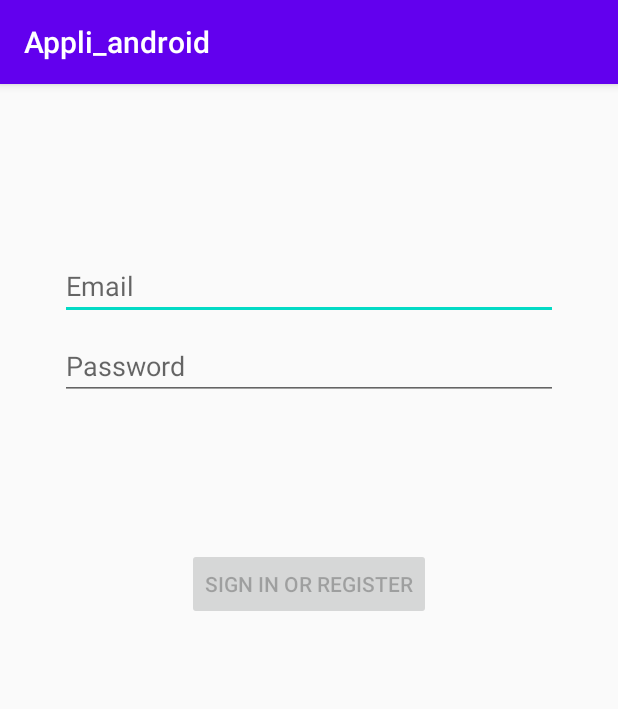
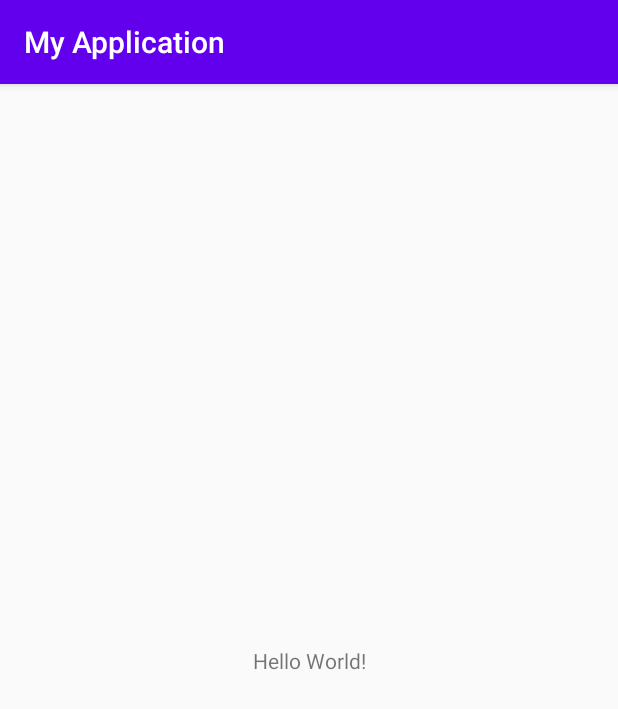
Before and after one commit to JulienBischoff/Leeroy, an Android app: the screen it shows after launch (LoginActivity before the commit, MainActivity after it), on a phone screen of 412 x 824 dp. Shown: the top 709 px of the screen. Run offline under Robolectric (Android 15) with nearby library versions, the light colour scheme and no system bars.

Commit message:
Reset Appli_android

```diff
--- a/Appli_android/app/src/main/java/com/example/appli_android/ui/login/LoginActivity.kt
+++ /dev/null
@@ -1,129 +0,0 @@
-package com.example.appli_android.ui.login
-
-import android.app.Activity
-import androidx.lifecycle.Observer
-import androidx.lifecycle.ViewModelProviders
-import android.os.Bundle
-import androidx.annotation.StringRes
-import androidx.appcompat.app.AppCompatActivity
-import android.text.Editable
-import android.text.TextWatcher
-import android.view.View
-import android.view.inputmethod.EditorInfo
-import android.widget.Button
-import android.widget.EditText
-import android.widget.ProgressBar
-import android.widget.Toast
-
-import com.example.appli_android.R
-
-class LoginActivity : AppCompatActivity() {
-
-    private lateinit var loginViewModel: LoginViewModel
-
-    override fun onCreate(savedInstanceState: Bundle?) {
-        super.onCreate(savedInstanceState)
-
-        setContentView(R.layout.activity_login)
-
-        val username = findViewById<EditText>(R.id.username)
-        val password = findViewById<EditText>(R.id.password)
-        val login = findViewById<Button>(R.id.login)
-        val loading = findViewById<ProgressBar>(R.id.loading)
-
-        loginViewModel = ViewModelProviders.of(this, LoginViewModelFactory())
-                .get(LoginViewModel::class.java)
-
-        loginViewModel.loginFormState.observe(this@LoginActivity, Observer {
-            val loginState = it ?: return@Observer
-
-            // disable login button unless both username / password is valid
-            login.isEnabled = loginState.isDataValid
-
-            if (loginState.usernameError != null) {
-                username.error = getString(loginState.usernameError)
-            }
-            if (loginState.passwordError != null) {
-                password.error = getString(loginState.passwordError)
-            }
-        })
-
-        loginViewModel.loginResult.observe(this@LoginActivity, Observer {
-            val loginResult = it ?: return@Observer
-
-            loading.visibility = View.GONE
-            if (loginResult.error != null) {
-                showLoginFailed(loginResult.error)
-            }
-            if (loginResult.success != null) {
-                updateUiWithUser(loginResult.success)
-            }
-            setResult(Activity.RESULT_OK)
-
-            //Complete and destroy login activity once successful
-            finish()
-        })
-
-        username.afterTextChanged {
-            loginViewModel.loginDataChanged(
-                    username.text.toString(),
-                    password.text.toString()
-            )
-        }
-
-        password.apply {
-            afterTextChanged {
-                loginViewModel.loginDataChanged(
-                        username.text.toString(),
-                        password.text.toString()
-                )
-            }
-
-            setOnEditorActionListener { _, actionId, _ ->
-                when (actionId) {
-                    EditorInfo.IME_ACTION_DONE ->
-                        loginViewModel.login(
-                                username.text.toString(),
-                                password.text.toString()
-                        )
-                }
-                false
-            }
-
-            login.setOnClickListener {
-                loading.visibility = View.VISIBLE
-                loginViewModel.login(username.text.toString(), password.text.toString())
-            }
-        }
-    }
-
-    private fun updateUiWithUser(model: LoggedInUserView) {
-        val welcome = getString(R.string.welcome)
-        val displayName = model.displayName
-        // TODO : initiate successful logged in experience
-        Toast.makeText(
-                applicationContext,
-                "$welcome $displayName",
-                Toast.LENGTH_LONG
-        ).show()
-    }
-
-    private fun showLoginFailed(@StringRes errorString: Int) {
-        Toast.makeText(applicationContext, errorString, Toast.LENGTH_SHORT).show()
-    }
-}
-
-/**
- * Extension function to simplify setting an afterTextChanged action to EditText components.
- */
-fun EditText.afterTextChanged(afterTextChanged: (String) -> Unit) {
-    this.addTextChangedListener(object : TextWatcher {
-        override fun afterTextChanged(editable: Editable?) {
-            afterTextChanged.invoke(editable.toString())
-        }
-
-        override fun beforeTextChanged(s: CharSequence, start: Int, count: Int, after: Int) {}
-
-        override fun onTextChanged(s: CharSequence, start: Int, before: Int, count: Int) {}
-    })
-}
--- a/Appli_android/app/src/main/java/com/example/appli_android/ui/login/LoginViewModelFactory.kt
+++ /dev/null
@@ -1,25 +0,0 @@
-package com.example.appli_android.ui.login
-
-import androidx.lifecycle.ViewModel
-import androidx.lifecycle.ViewModelProvider
-import com.example.appli_android.data.LoginDataSource
-import com.example.appli_android.data.LoginRepository
-
-/**
- * ViewModel provider factory to instantiate LoginViewModel.
- * Required given LoginViewModel has a non-empty constructor
- */
-class LoginViewModelFactory : ViewModelProvider.Factory {
-
-    @Suppress("UNCHECKED_CAST")
-    override fun <T : ViewModel> create(modelClass: Class<T>): T {
-        if (modelClass.isAssignableFrom(LoginViewModel::class.java)) {
-            return LoginViewModel(
-                    loginRepository = LoginRepository(
-                            dataSource = LoginDataSource()
-                    )
-            ) as T
-        }
-        throw IllegalArgumentException("Unknown ViewModel class")
-    }
-}
--- /dev/null
+++ b/Appli_android/app/src/main/java/com/example/myapplication/MainActivity.kt
@@ -0,0 +1,11 @@
+package com.example.myapplication
+
+import androidx.appcompat.app.AppCompatActivity
+import android.os.Bundle
+
+class MainActivity : AppCompatActivity() {
+    override fun onCreate(savedInstanceState: Bundle?) {
+        super.onCreate(savedInstanceState)
+        setContentView(R.layout.activity_main)
+    }
+}
--- a/Appli_android/app/src/main/res/layout/activity_login.xml
+++ /dev/null
@@ -1,78 +0,0 @@
-<?xml version="1.0" encoding="utf-8"?>
-<androidx.constraintlayout.widget.ConstraintLayout xmlns:android="http://schemas.android.com/apk/res/android"
-    xmlns:app="http://schemas.android.com/apk/res-auto"
-    xmlns:tools="http://schemas.android.com/tools"
-    android:id="@+id/container"
-    android:layout_width="match_parent"
-    android:layout_height="match_parent"
-    android:paddingLeft="@dimen/activity_horizontal_margin"
-    android:paddingTop="@dimen/activity_vertical_margin"
-    android:paddingRight="@dimen/activity_horizontal_margin"
-    android:paddingBottom="@dimen/activity_vertical_margin"
-    tools:context=".ui.login.LoginActivity">
-
-    <EditText
-        android:id="@+id/username"
-        android:layout_width="0dp"
-        android:layout_height="wrap_content"
-        android:layout_marginStart="24dp"
-        android:layout_marginTop="96dp"
-        android:layout_marginEnd="24dp"
-        android:autofillHints="@string/prompt_email"
-        android:hint="@string/prompt_email"
-        android:inputType="textEmailAddress"
-        android:selectAllOnFocus="true"
-        app:layout_constraintEnd_toEndOf="parent"
-        app:layout_constraintStart_toStartOf="parent"
-        app:layout_constraintTop_toTopOf="parent" />
-
-    <EditText
-        android:id="@+id/password"
-        android:layout_width="0dp"
-        android:layout_height="wrap_content"
-        android:layout_marginStart="24dp"
-        android:layout_marginTop="8dp"
-        android:layout_marginEnd="24dp"
-        android:autofillHints="@string/prompt_password"
-        android:hint="@string/prompt_password"
-        android:imeActionLabel="@string/action_sign_in_short"
-        android:imeOptions="actionDone"
-        android:inputType="textPassword"
-        android:selectAllOnFocus="true"
-        app:layout_constraintEnd_toEndOf="parent"
-        app:layout_constraintStart_toStartOf="parent"
-        app:layout_constraintTop_toBottomOf="@+id/username" />
-
-    <Button
-        android:id="@+id/login"
-        android:layout_width="wrap_content"
-        android:layout_height="wrap_content"
-        android:layout_gravity="start"
-        android:layout_marginStart="48dp"
-        android:layout_marginTop="16dp"
-        android:layout_marginEnd="48dp"
-        android:layout_marginBottom="64dp"
-        android:enabled="false"
-        android:text="@string/action_sign_in"
-        app:layout_constraintBottom_toBottomOf="parent"
-        app:layout_constraintEnd_toEndOf="parent"
-        app:layout_constraintStart_toStartOf="parent"
-        app:layout_constraintTop_toBottomOf="@+id/password"
-        app:layout_constraintVertical_bias="0.2" />
-
-    <ProgressBar
-        android:id="@+id/loading"
-        android:layout_width="wrap_content"
-        android:layout_height="wrap_content"
-        android:layout_gravity="center"
-        android:layout_marginStart="32dp"
-        android:layout_marginTop="64dp"
-        android:layout_marginEnd="32dp"
-        android:layout_marginBottom="64dp"
-        android:visibility="gone"
-        app:layout_constraintBottom_toBottomOf="parent"
-        app:layout_constraintEnd_toEndOf="@+id/password"
-        app:layout_constraintStart_toStartOf="@+id/password"
-        app:layout_constraintTop_toTopOf="parent"
-        app:layout_constraintVertical_bias="0.3" />
-</androidx.constraintlayout.widget.ConstraintLayout>
--- /dev/null
+++ b/Appli_android/app/src/main/res/layout/activity_main.xml
@@ -0,0 +1,18 @@
+<?xml version="1.0" encoding="utf-8"?>
+<androidx.constraintlayout.widget.ConstraintLayout xmlns:android="http://schemas.android.com/apk/res/android"
+    xmlns:app="http://schemas.android.com/apk/res-auto"
+    xmlns:tools="http://schemas.android.com/tools"
+    android:layout_width="match_parent"
+    android:layout_height="match_parent"
+    tools:context=".MainActivity">
+
+    <TextView
+        android:layout_width="wrap_content"
+        android:layout_height="wrap_content"
+        android:text="Hello World!"
+        app:layout_constraintBottom_toBottomOf="parent"
+        app:layout_constraintLeft_toLeftOf="parent"
+        app:layout_constraintRight_toRightOf="parent"
+        app:layout_constraintTop_toTopOf="parent" />
+
+</androidx.constraintlayout.widget.ConstraintLayout>
--- a/Appli_android/app/src/main/res/values/dimens.xml
+++ /dev/null
@@ -1,5 +0,0 @@
-<resources>
-    <!-- Default screen margins, per the Android Design guidelines. -->
-    <dimen name="activity_horizontal_margin">16dp</dimen>
-    <dimen name="activity_vertical_margin">16dp</dimen>
-</resources>
--- a/Appli_android/app/src/main/res/values/strings.xml
+++ b/Appli_android/app/src/main/res/values/strings.xml
@@ -1,12 +1,3 @@
 <resources>
-    <string name="app_name">Appli_android</string>
-    <!-- Strings related to login -->
-    <string name="prompt_email">Email</string>
-    <string name="prompt_password">Password</string>
-    <string name="action_sign_in">Sign in or register</string>
-    <string name="action_sign_in_short">Sign in</string>
-    <string name="welcome">"Welcome !"</string>
-    <string name="invalid_username">Not a valid username</string>
-    <string name="invalid_password">Password must be >5 characters</string>
-    <string name="login_failed">"Login failed"</string>
+    <string name="app_name">My Application</string>
 </resources>
--- a/Appli_android/settings.gradle
+++ b/Appli_android/settings.gradle
@@ -1,2 +1,2 @@
 include ':app'
-rootProject.name = "Appli_android"
+rootProject.name = "My Application"
```
Also changed, not shown: Appli_android/app/build.gradle (+10 -11 lines), Appli_android/app/src/main/AndroidManifest.xml (+3 -4 lines), Appli_android/app/src/main/java/com/example/appli_android/data/LoginDataSource.kt (deleted, +0 -24 lines), Appli_android/app/src/main/java/com/example/appli_android/data/LoginRepository.kt (deleted, +0 -46 lines), Appli_android/app/src/main/java/com/example/appli_android/data/Result.kt (deleted, +0 -18 lines), Appli_android/app/src/main/java/com/example/appli_android/data/model/LoggedInUser.kt (deleted, +0 -9 lines), Appli_android/app/src/main/java/com/example/appli_android/ui/login/LoggedInUserView.kt (deleted, +0 -9 lines), Appli_android/app/src/main/java/com/example/appli_android/ui/login/LoginFormState.kt (deleted, +0 -8 lines), Appli_android/app/src/main/java/com/example/appli_android/ui/login/LoginResult.kt (deleted, +0 -9 lines), Appli_android/app/src/main/java/com/example/appli_android/ui/login/LoginViewModel.kt (deleted, +0 -54 lines), Appli_android/gradle/wrapper/gradle-wrapper.properties, 4 other files.
